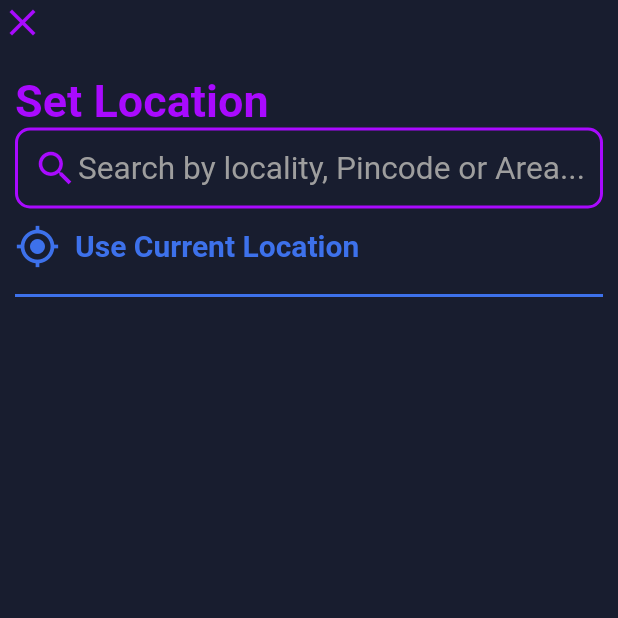
After one commit to LokalKirana/SSS_Customer_app, a Flutter app: the LocationScreen screen opened by its route, on a phone screen of 412 x 824 dp, the top half of it. The commit adds this screen. Run offline on Flutter 3.47's test engine with Material 2 defaults, Android fonts, the phone set to English and light mode, and no system bars; our stand-ins replace curved_navigation_bar, device_info, geolocator, google_maps_flutter, location, shared_preferences and 1 more; accounts and stored records are empty; network calls fail.

Commit message:
Fixed backend login and user's current location

```diff
--- a/lib/providers/auth.dart
+++ b/lib/providers/auth.dart
@@ -176,7 +176,6 @@ class Auth with ChangeNotifier {
       final response = await http.post(url,
           body: requestBody, headers: BackendConfig.getTokenHeader(_userToken));
       final responseBody = json.decode(response.body);
-      print(responseBody);
       if (responseBody['status']) {
         _userName = info["UserInfo"]["name"];
         _userEmail = info["UserInfo"]["email"];
--- /dev/null
+++ b/lib/screens/user_location_screen.dart
@@ -0,0 +1,152 @@
+import 'package:flutter/material.dart';
+
+class LocationScreen extends StatefulWidget {
+  static const routeName = '/location';
+
+  @override
+  _LocationScreenState createState() => _LocationScreenState();
+}
+
+class _LocationScreenState extends State<LocationScreen> {
+  Function _changeLocation;
+
+  @override
+  void didChangeDependencies() {
+    _changeLocation = ModalRoute.of(context).settings.arguments as Function;
+    super.didChangeDependencies();
+  }
+
+  @override
+  Widget build(BuildContext context) {
+    return Scaffold(
+        body: SafeArea(
+      child: Column(
+        crossAxisAlignment: CrossAxisAlignment.start,
+        children: [
+          GestureDetector(
+            onTap: () => Navigator.of(context).pop(),
+            child: Icon(
+              Icons.close,
+              size: 30,
+              color: Theme.of(context).primaryColor,
+            ),
+          ),
+          SizedBox(
+            height: 20,
+          ),
+          Container(
+            padding: const EdgeInsets.symmetric(horizontal: 10),
+            child: Column(
+              crossAxisAlignment: CrossAxisAlignment.start,
+              children: [
+                Container(
+                  child: Text(
+                    'Set Location',
+                    style: TextStyle(
+                        color: Theme.of(context).primaryColor,
+                        fontSize: 30,
+                        fontWeight: FontWeight.bold),
+                  ),
+                ),
+                Container(
+                  padding: const EdgeInsets.all(10),
+                  decoration: BoxDecoration(
+                    border: Border.all(
+                      color: Theme.of(context).primaryColor,
+                      width: 2,
+                    ),
+                    borderRadius: BorderRadius.circular(10),
+                  ),
+                  child: Row(
+                    crossAxisAlignment: CrossAxisAlignment.center,
+                    children: [
+                      Icon(
+                        Icons.search,
+                        color: Theme.of(context).primaryColor,
+                        size: 30,
+                      ),
+                      Container(
+                        height: 20,
+                        width:
+                            MediaQuery.of(context).size.width - (20 + 20 + 34),
+                        child: FittedBox(
+                          fit: BoxFit.cover,
+                          child: Text(
+                            'Search by locality, Pincode or Area...',
+                            style: TextStyle(
+                              color: Theme.of(context).primaryColorLight,
+                            ),
+                          ),
+                        ),
+                      ),
+                    ],
+                  ),
+                ),
+                GestureDetector(
+                  onTap: () {
+                    Navigator.of(context).pop();
+                    _changeLocation();
+                  },
+                  child: Padding(
+                    padding: const EdgeInsets.symmetric(vertical: 10),
+                    child: Row(
+                      children: [
+                        Icon(
+                          Icons.my_location,
+                          color: Theme.of(context).accentColor,
+                          size: 30,
+                        ),
+                        SizedBox(
+                          width: 10,
+                        ),
+                        Text(
+                          'Use Current Location',
+                          style: TextStyle(
+                            color: Theme.of(context).accentColor,
+                            fontSize: 20,
+                            fontWeight: FontWeight.bold,
+                          ),
+                        ),
+                      ],
+                    ),
+                  ),
+                ),
+                Divider(
+                  thickness: 2,
+                  color: Theme.of(context).accentColor,
+                ),
+                // Padding(
+                //   padding: const EdgeInsets.symmetric(vertical: 10),
+                //   child: Row(
+                //     children: [
+                //       Icon(
+                //         Icons.add,
+                //         color: Theme.of(context).accentColor,
+                //         size: 30,
+                //       ),
+                //       SizedBox(
+                //         width: 10,
+                //       ),
+                //       Text(
+                //         'Add a new Address',
+                //         style: TextStyle(
+                //           color: Theme.of(context).accentColor,
+                //           fontSize: 20,
+                //           fontWeight: FontWeight.bold,
+                //         ),
+                //       ),
+                //     ],
+                //   ),
+                // ),
+                // Divider(
+                //   thickness: 2,
+                //   color: Theme.of(context).accentColor,
+                // ),
+              ],
+            ),
+          )
+        ],
+      ),
+    ));
+  }
+}
```
Also changed, not shown: lib/main.dart (+6 -2 lines), lib/screens/current_location_screen.dart (+5 -3 lines), lib/screens/home_screen.dart (renamed from lib/home.dart, +62 -24 lines), lib/screens/homePages/cart_page.dart (renamed from lib/Pages/cart_page.dart), lib/screens/homePages/catagory_page.dart (renamed from lib/Pages/catagory_page.dart), lib/screens/homePages/offers_page.dart (renamed from lib/Pages/offers_page.dart), lib/screens/homePages/store_page.dart (renamed from lib/Pages/store_page.dart).
